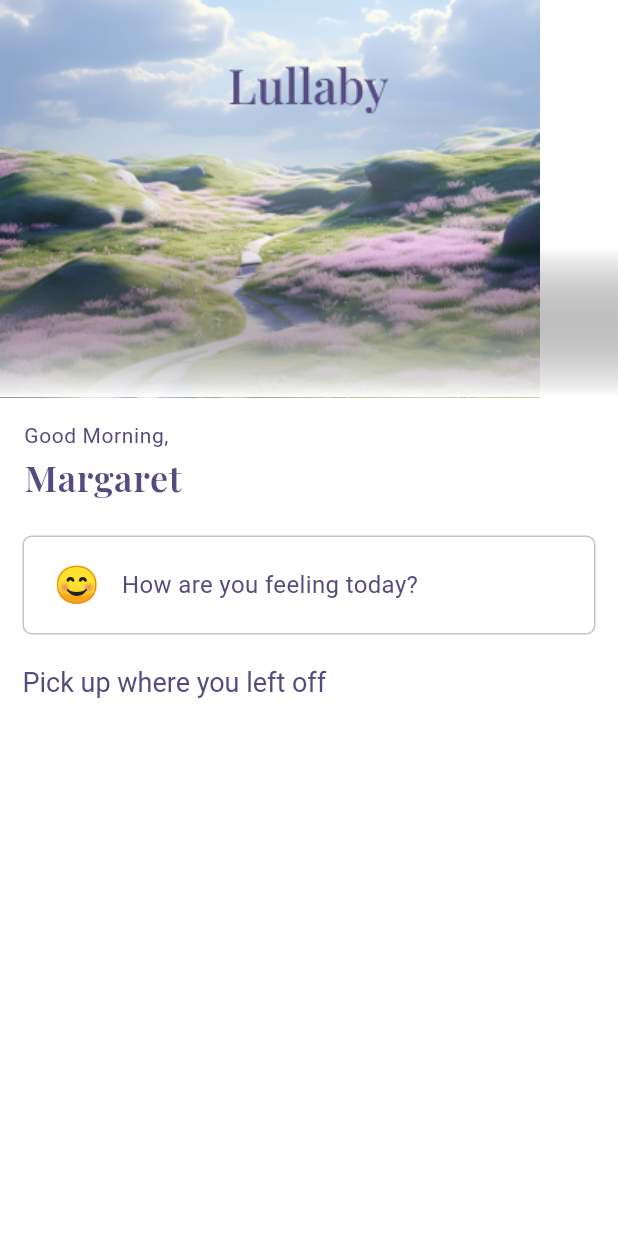
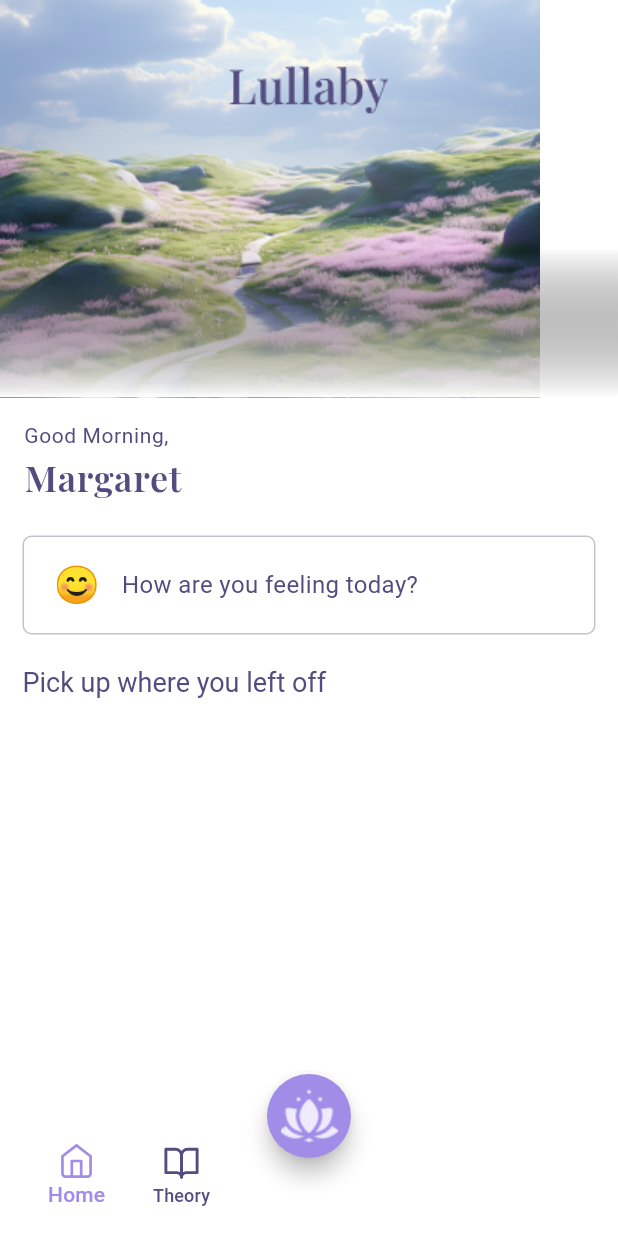
Before and after one commit to noelg-cj/Lullaby, a Flutter app: the screen it shows after launch, on a phone screen of 412 x 824 dp. Run offline on Flutter 3.47's test engine with Material 3 defaults, Android fonts, the phone set to English and light mode, and no system bars; our stand-ins replace flutter_svg; Roboto replaces fonts that are missing (Poppins).

Commit message:
Bottom navbar wip

```diff
--- /dev/null
+++ b/frontend/lib/Home.dart
@@ -0,0 +1,126 @@
+import 'dart:ui';
+
+import 'package:flutter/material.dart';
+import 'package:flutter_svg/flutter_svg.dart';
+
+import 'pages/Life.dart';
+import 'pages/Theory.dart';
+import 'pages/Yoga.dart';
+import 'pages/Dashboard.dart';
+import 'pages/Profile.dart';
+
+class Home extends StatefulWidget {
+  const Home({super.key});
+
+  @override
+  State<Home> createState() => _HomeState();
+}
+
+class _HomeState extends State<Home> {
+
+  int currentTab = 0;
+  final List<Widget> screens = [
+    Dashboard(),
+    Life(),
+    Yoga(),
+    Theory(),
+    Profile()
+  ];
+
+  final PageStorageBucket bucket = PageStorageBucket();
+  Widget currentScreen = Dashboard();
+
+  @override
+  Widget build(BuildContext context) {
+    return Scaffold(
+      body: PageStorage(
+        child: currentScreen,
+        bucket: bucket,
+      ),
+      floatingActionButton: FloatingActionButton(
+        onPressed: () {},
+        child: Image.asset('assets/images/lotus.png'),
+        shape: CircleBorder(),
+        backgroundColor: Theme.of(context).primaryColor,
+      ),
+      floatingActionButtonLocation: FloatingActionButtonLocation.centerDocked,
+      bottomNavigationBar: BottomAppBar(
+        shape: CircularNotchedRectangle(),
+        notchMargin: 10,
+        child: Container(
+          height: 65,
+          child: Row(
+            mainAxisAlignment: MainAxisAlignment.spaceBetween,
+            children: <Widget>[
+              Row(
+                crossAxisAlignment: CrossAxisAlignment.start,
+                children: [
+                  MaterialButton(
+                    minWidth: 40,
+                    onPressed: () => {
+                      setState(() => {
+                        currentScreen = Dashboard(),
+                        currentTab = 0
+                      })
+                    },
+                    child: Column(
+                      mainAxisAlignment: MainAxisAlignment.center,
+                      children: [
+                        SvgPicture.asset(
+                          'assets/images/home.svg',
+                          height: 25,
+                          width: 25,
+                          colorFilter: ColorFilter.mode(
+                            currentTab == 0 ? Theme.of(context).primaryColor : Theme.of(context).colorScheme.inversePrimary,
+                            BlendMode.srcIn
+                          ),
+                        ),
+                        Text(
+                          'Home',
+                          style: TextStyle(
+                            color: currentTab == 0 ? Theme.of(context).primaryColor : Colors.grey
+                          )
+                        )
+                      ],
+                    )
+                  ),
+                  MaterialButton(
+                    minWidth: 40,
+                    onPressed: () => {
+                      setState(() => {
+                        currentScreen = Theory(),
+                        currentTab = 1
+                      })
+                    },
+                    child: Column(
+                      mainAxisAlignment: MainAxisAlignment.center,
+                      children: [
+                        SvgPicture.asset(
+                          'assets/images/book.svg',
+                          height: 25,
+                          width: 25,
+                          colorFilter: ColorFilter.mode(
+                            currentTab == 1 ? Theme.of(context).primaryColor : Theme.of(context).colorScheme.inversePrimary,
+                            BlendMode.srcIn
+                          ),
+                        ),
+                        Text(
+                          'Theory',
+                          style: TextStyle(
+                            color: currentTab == 1 ? Theme.of(context).primaryColor : Theme.of(context).colorScheme.inversePrimary,
+                            fontFamily: 'Poppins',
+                            fontSize: 12
+                          )
+                        )
+                      ],
+                    )
+                  )
+                ],
+              )
+            ],
+          )
+        ),
+      ),
+    );
+  }
+}
--- a/frontend/lib/pages/Home.dart
+++ b/frontend/lib/pages/Dashboard.dart
@@ -1,7 +1,7 @@
 import 'package:flutter/material.dart';
 
-class Home extends StatelessWidget {
-  const Home({super.key});
+class Dashboard extends StatelessWidget {
+  const Dashboard({super.key});
 
   @override
   Widget build(BuildContext context) {
```
Also changed, not shown: frontend/lib/main.dart (+7 -4 lines), frontend/lib/pages/Life.dart (added, +34 -0 lines), frontend/lib/pages/Profile.dart (added, +34 -0 lines), frontend/lib/pages/Yoga.dart (added, +34 -0 lines), frontend/assets/images/book.svg (added), frontend/assets/images/eye.svg (added), frontend/assets/images/home.svg (added), frontend/assets/images/lotus.png (added), frontend/lib/components/blog_button.dart (renamed from frontend/lib/pages/blog_button.dart), frontend/lib/components/blog_page.dart (renamed from frontend/lib/pages/blog_page.dart).
